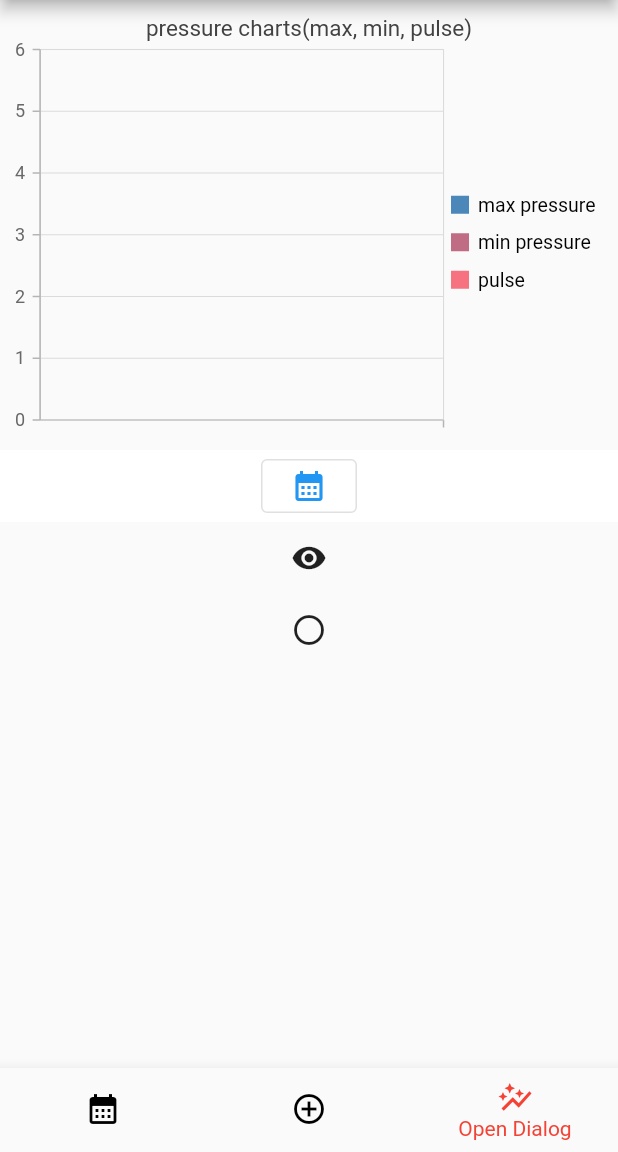
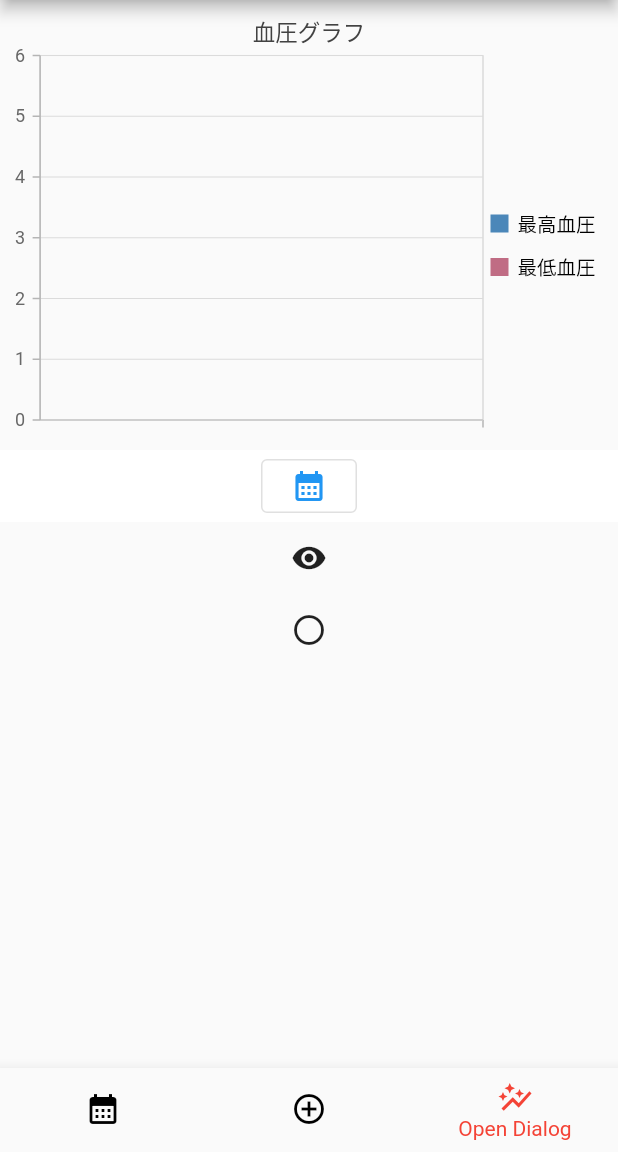
Before and after one commit to Kate941-su/pressure_management, a Flutter app: the screen it shows after launch, item 3 of the bottom bar chosen, on a phone screen of 412 x 824 dp, the part 84-1236 px from its top. Run offline on Flutter 3.47's test engine with Material 2 defaults, Android fonts, the light colour scheme and no system bars; our stand-ins replace flutter_hooks, flutter_riverpod, freezed_annotation, hooks_riverpod, syncfusion_flutter_charts, table_calendar.

Commit message:
血圧マップを日付でソート

```diff
--- a/lib/pressure/pressure_notifier.dart
+++ b/lib/pressure/pressure_notifier.dart
@@ -1,3 +1,4 @@
+import 'dart:collection';
 import 'dart:math';
 
 import 'package:flutter/cupertino.dart';
@@ -29,6 +30,11 @@ class PressureNotifier
         dateTime: [pressureItem]
       };
     }
+    state = {..._sortMap(state)};
+  }
+
+  Map<DateTime, List<PressureItem>> _sortMap(Map<DateTime, List<PressureItem>> map) {
+    return SplayTreeMap.from(map, (a, b) => a.compareTo(b));
   }
 
   void delete(DateTime dateTime, String uuid) {
@@ -114,6 +120,7 @@ class PressureNotifier
         dateTime: [pressureItem]
       };
     }
+    state = {..._sortMap(state)};
   }
 
   @visibleForTesting
--- a/lib/pressure_trend_page/pressure_line_graph.dart
+++ b/lib/pressure_trend_page/pressure_line_graph.dart
@@ -34,7 +34,7 @@ class PressureLineGraph extends HookConsumerWidget {
     return Center(
         child: SfCartesianChart(
             primaryXAxis: CategoryAxis(),
-            title: ChartTitle(text: 'pressure charts(max, min, pulse)'),
+            title: ChartTitle(text: '血圧グラフ'),
             legend: const Legend(isVisible: true),
             tooltipBehavior: _tooltipBehavior,
             series: <LineSeries<PressureItem, String>>[
@@ -51,7 +51,7 @@ class PressureLineGraph extends HookConsumerWidget {
                   pressureItem.maxPressure,
               // Enable data label
               dataLabelSettings: const DataLabelSettings(isVisible: true),
-              name: 'max pressure'),
+              name: '最高血圧'),
           LineSeries<PressureItem, String>(
               dataSource: <PressureItem>[
                 for (var pressureItem
@@ -67,21 +67,21 @@ class PressureLineGraph extends HookConsumerWidget {
               dataLabelSettings: const DataLabelSettings(
                   isVisible: true,
                   labelPosition: ChartDataLabelPosition.inside),
-              name: 'min pressure'),
-          LineSeries<PressureItem, String>(
-              dataSource: <PressureItem>[
-                for (var pressureItem
-                    in pressureItemMapAveragePerDayWithRange.values)
-                  pressureItem
-              ],
-
-              /// second argument 'i' is count of item (0 origin)
-              xValueMapper: (PressureItem pressureItem, i) => prettyDateList[i],
-              yValueMapper: (PressureItem pressureItem, _) =>
-                  pressureItem.pulse,
-              // Enable data label
-              dataLabelSettings: const DataLabelSettings(isVisible: true),
-              name: 'pulse'),
+              name: '最低血圧'),
+          // LineSeries<PressureItem, String>(
+          //     dataSource: <PressureItem>[
+          //       for (var pressureItem
+          //           in pressureItemMapAveragePerDayWithRange.values)
+          //         pressureItem
+          //     ],
+          //
+          //     /// second argument 'i' is count of item (0 origin)
+          //     xValueMapper: (PressureItem pressureItem, i) => prettyDateList[i],
+          //     yValueMapper: (PressureItem pressureItem, _) =>
+          //         pressureItem.pulse,
+          //     // Enable data label
+          //     dataLabelSettings: const DataLabelSettings(isVisible: true),
+          //     name: '脈拍'),
         ]));
   }
 }
```
